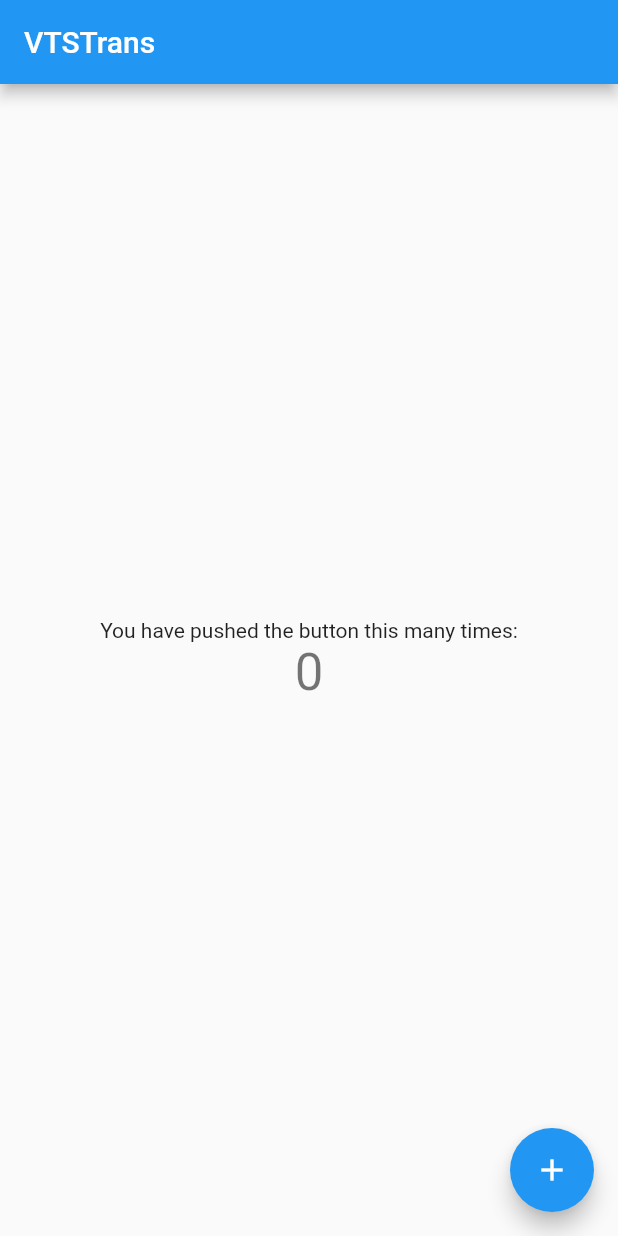
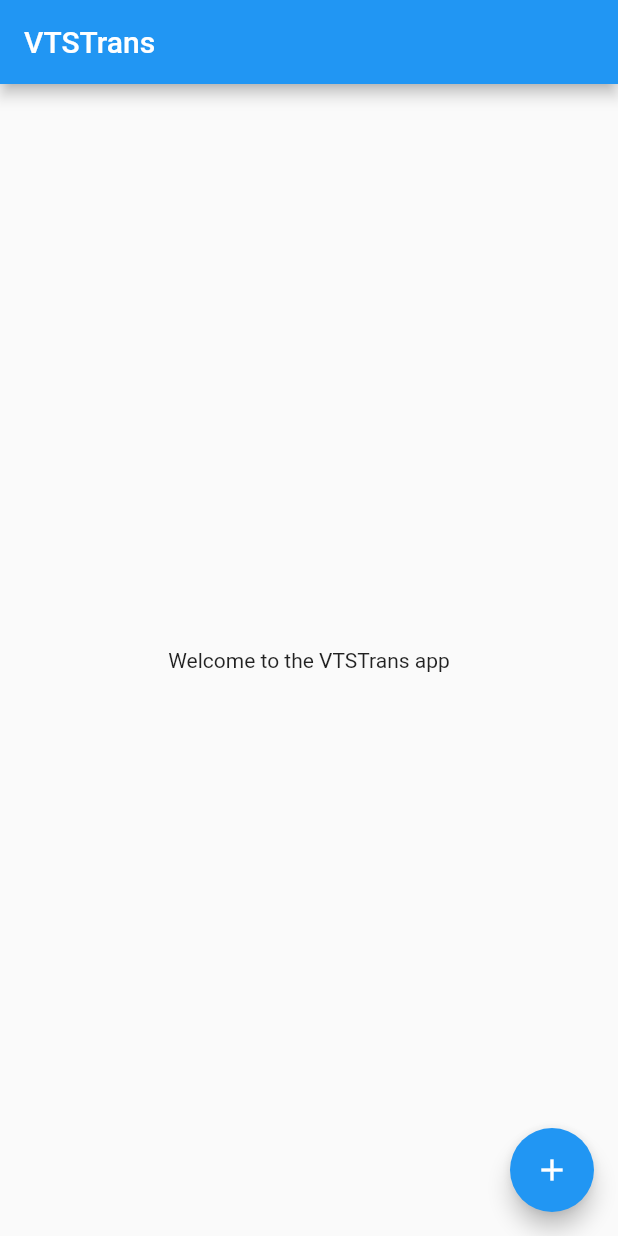
Before and after one commit to guycastle/v2s-translator, a Flutter app: the screen it shows after launch, on a phone screen of 412 x 824 dp. Run offline on Flutter 3.47's test engine with Material 2 defaults, Android fonts, the phone set to English and light mode, and no system bars; our stand-ins replace camera.

Commit message:
Removed some unneccesairy code

```diff
--- a/lib/main.dart
+++ b/lib/main.dart
@@ -45,18 +45,6 @@ class MyHomePage extends StatefulWidget {
 }
 
 class _MyHomePageState extends State<MyHomePage> {
-  int _counter = 0;
-
-  void _incrementCounter() {
-    setState(() {
-      // This call to setState tells the Flutter framework that something has
-      // changed in this State, which causes it to rerun the build method below
-      // so that the display can reflect the updated values. If we changed
-      // _counter without calling setState(), then the build method would not be
-      // called again, and so nothing would appear to happen.
-      _counter++;
-    });
-  }
 
   @override
   Widget build(BuildContext context) {
@@ -93,12 +81,8 @@ class _MyHomePageState extends State<MyHomePage> {
           mainAxisAlignment: MainAxisAlignment.center,
           children: <Widget>[
             Text(
-              'You have pushed the button this many times:',
-            ),
-            Text(
-              '$_counter',
-              style: Theme.of(context).textTheme.display1,
-            ),
+              'Welcome to the VTSTrans app',
+            )
           ],
         ),
       ),
```
